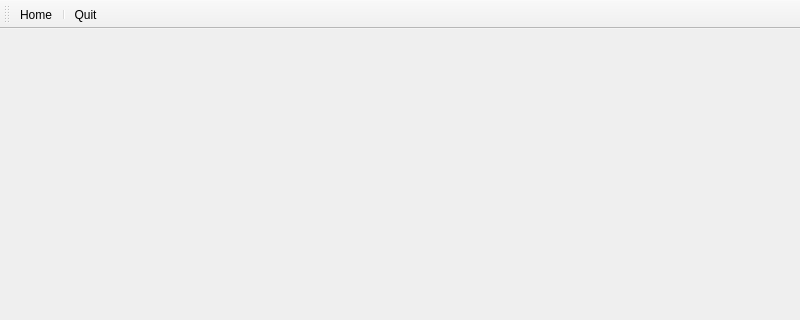
First picture: the form in UI/UI_SongZaiMainWin.ui, repository mortersen/MinTaiSongZai, before the edit; both pictures show x 0 to 800 and y 0 to 320 of the 800 by 600 pixel window.
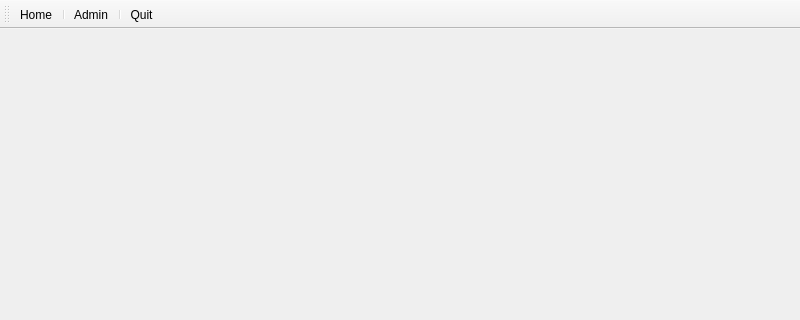
Second picture: the form after the edit. Icons and pictures are not drawn.

```diff
--- a/UI/UI_SongZaiMainWin.ui
+++ b/UI/UI_SongZaiMainWin.ui
@@ -42,6 +42,8 @@
    </attribute>
    <addaction name="actionHome"/>
    <addaction name="separator"/>
+   <addaction name="actionAdmin"/>
+   <addaction name="separator"/>
    <addaction name="actionQuit"/>
   </widget>
   <action name="actionHome">
@@ -68,6 +70,18 @@
     <string>退出</string>
    </property>
   </action>
+  <action name="actionAdmin">
+   <property name="icon">
+    <iconset resource="../RES/imq.qrc">
+     <normaloff>:/im/Setup.png</normaloff>:/im/Setup.png</iconset>
+   </property>
+   <property name="text">
+    <string>Admin</string>
+   </property>
+   <property name="toolTip">
+    <string>后台管理</string>
+   </property>
+  </action>
  </widget>
  <resources>
   <include location="../RES/imq.qrc"/>
```
